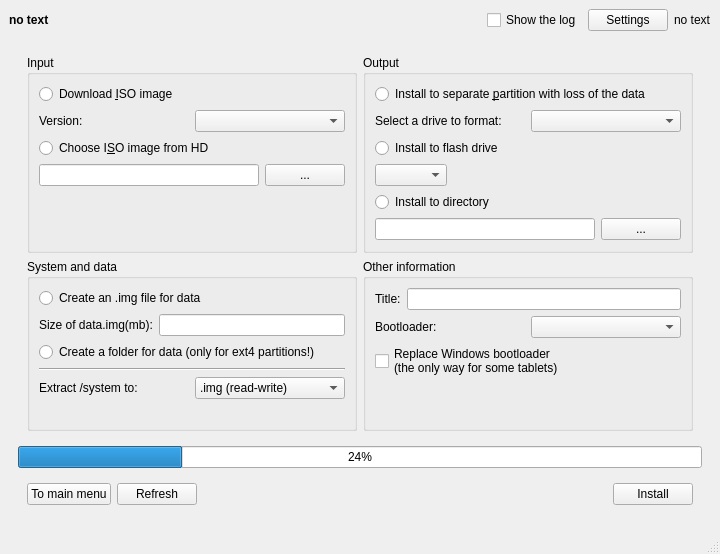
First picture: the form in window.ui, repository YourDroid/YourDroid, before the edit.
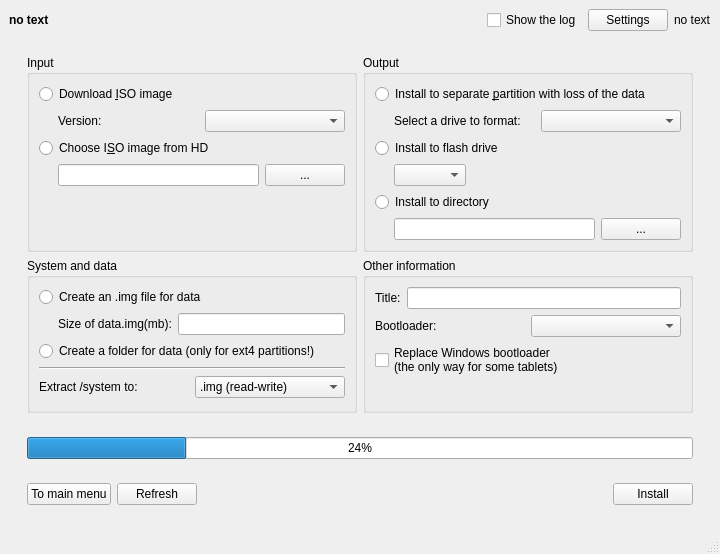
Second picture: the form after the edit. The open tabs and pages were chosen to show the change. Icons and pictures are not drawn.

```diff
--- a/window.ui
+++ b/window.ui
@@ -349,57 +349,6 @@
       </widget>
       <widget class="QWidget" name="installPage">
        <layout class="QGridLayout" name="gridLayout_6">
-        <item row="5" column="0">
-         <widget class="QProgressBar" name="progressInstall">
-          <property name="value">
-           <number>24</number>
-          </property>
-         </widget>
-        </item>
-        <item row="6" column="0">
-         <widget class="QWidget" name="buttonsWidgetInstall" native="true">
-          <layout class="QVBoxLayout" name="layout_123">
-           <item>
-            <layout class="QHBoxLayout" name="layout_8">
-             <item>
-              <widget class="QPushButton" name="returnInstallButton">
-               <property name="text">
-                <string>To main menu</string>
-               </property>
-              </widget>
-             </item>
-             <item>
-              <widget class="QPushButton" name="buttonRefreshInstall">
-               <property name="text">
-                <string>Refresh</string>
-               </property>
-              </widget>
-             </item>
-             <item>
-              <spacer name="horizontalSpacer_3">
-               <property name="orientation">
-                <enum>Qt::Horizontal</enum>
-               </property>
-               <property name="sizeHint" stdset="0">
-                <size>
-                 <width>40</width>
-                 <height>20</height>
-                </size>
-               </property>
-              </spacer>
-             </item>
-             <item>
-              <widget class="QPushButton" name="buttonInstallInstall">
-               <property name="text">
-                <string>Install</string>
-               </property>
-              </widget>
-             </item>
-            </layout>
-           </item>
-          </layout>
-         </widget>
-        </item>
         <item row="0" column="0">
          <widget class="QWidget" name="mainWidgetInstall" native="true">
           <layout class="QVBoxLayout" name="verticalLayout_9">
@@ -427,6 +376,22 @@
                 </item>
                 <item row="1" column="0">
                  <layout class="QHBoxLayout" name="horizontalLayout_4">
+                  <item>
+                   <spacer name="horizontalSpacer_9">
+                    <property name="orientation">
+                     <enum>Qt::Horizontal</enum>
+                    </property>
+                    <property name="sizeType">
+                     <enum>QSizePolicy::Fixed</enum>
+                    </property>
+                    <property name="sizeHint" stdset="0">
+                     <size>
+                      <width>19</width>
+                      <height>20</height>
+                     </size>
+                    </property>
+                   </spacer>
+                  </item>
                   <item>
                    <widget class="QLabel" name="labelVersionDown">
                     <property name="text">
@@ -441,6 +406,22 @@
                 </item>
                 <item row="3" column="0">
                  <layout class="QHBoxLayout" name="horizontalLayout_5">
+                  <item>
+                   <spacer name="horizontalSpacer_10">
+                    <property name="orientation">
+                     <enum>Qt::Horizontal</enum>
+                    </property>
+                    <property name="sizeType">
+                     <enum>QSizePolicy::Fixed</enum>
+                    </property>
+                    <property name="sizeHint" stdset="0">
+                     <size>
+                      <width>19</width>
+                      <height>20</height>
+                     </size>
+                    </property>
+                   </spacer>
+                  </item>
                   <item>
                    <widget class="QLineEdit" name="editImageFromDisk"/>
                   </item>
@@ -545,6 +526,22 @@
                 </item>
                 <item>
                  <layout class="QHBoxLayout" name="horizontalLayout_20">
+                  <item>
+                   <spacer name="horizontalSpacer_2">
+                    <property name="orientation">
+                     <enum>Qt::Horizontal</enum>
+                    </property>
+                    <property name="sizeType">
+                     <enum>QSizePolicy::Fixed</enum>
+                    </property>
+                    <property name="sizeHint" stdset="0">
+                     <size>
+                      <width>19</width>
+                      <height>20</height>
+                     </size>
+                    </property>
+                   </spacer>
+                  </item>
                   <item>
                    <widget class="QLabel" name="labelDriveSelect">
                     <property name="text">
@@ -566,6 +563,22 @@
                 </item>
                 <item>
                  <layout class="QHBoxLayout" name="horizontalLayout_18">
+                  <item>
+                   <spacer name="horizontalSpacer_7">
+                    <property name="orientation">
+                     <enum>Qt::Horizontal</enum>
+                    </property>
+                    <property name="sizeType">
+                     <enum>QSizePolicy::Fixed</enum>
+                    </property>
+                    <property name="sizeHint" stdset="0">
+                     <size>
+                      <width>19</width>
+                      <height>20</height>
+                     </size>
+                    </property>
+                   </spacer>
+                  </item>
                   <item>
                    <widget class="QComboBox" name="comboFlashDrivesInstall"/>
                   </item>
@@ -593,6 +606,22 @@
                 </item>
                 <item>
                  <layout class="QHBoxLayout" name="horizontalLayout_6">
+                  <item>
+                   <spacer name="horizontalSpacer_8">
+                    <property name="orientation">
+                     <enum>Qt::Horizontal</enum>
+                    </property>
+                    <property name="sizeType">
+                     <enum>QSizePolicy::Fixed</enum>
+                    </property>
+                    <property name="sizeHint" stdset="0">
+                     <size>
+                      <width>19</width>
+                      <height>20</height>
+                     </size>
+                    </property>
+                   </spacer>
+                  </item>
                   <item>
                    <widget class="QLineEdit" name="editDirForInstall"/>
                   </item>
@@ -636,6 +665,22 @@
                 </item>
                 <item>
                  <layout class="QHBoxLayout" name="horizontalLayoutData">
+                  <item>
+                   <spacer name="horizontalSpacer_11">
+                    <property name="orientation">
+                     <enum>Qt::Horizontal</enum>
+                    </property>
+                    <property name="sizeType">
+                     <enum>QSizePolicy::Fixed</enum>
+                    </property>
+                    <property name="sizeHint" stdset="0">
+                     <size>
+                      <width>19</width>
+                      <height>20</height>
+                     </size>
+                    </property>
+                   </spacer>
+                  </item>
                   <item>
                    <widget class="QLabel" name="labelSizeDataInstall">
                     <property name="text">
@@ -708,6 +753,63 @@
           </layout>
          </widget>
         </item>
+        <item row="7" column="0">
+         <widget class="QWidget" name="buttonsWidgetInstall" native="true">
+          <layout class="QVBoxLayout" name="layout_123">
+           <item>
+            <layout class="QHBoxLayout" name="layout_8">
+             <item>
+              <widget class="QPushButton" name="returnInstallButton">
+               <property name="text">
+                <string>To main menu</string>
+               </property>
+              </widget>
+             </item>
+             <item>
+              <widget class="QPushButton" name="buttonRefreshInstall">
+               <property name="text">
+                <string>Refresh</string>
+               </property>
+              </widget>
+             </item>
+             <item>
+              <spacer name="horizontalSpacer_3">
+               <property name="orientation">
+                <enum>Qt::Horizontal</enum>
+               </property>
+               <property name="sizeHint" stdset="0">
+                <size>
+                 <width>40</width>
+                 <height>20</height>
+                </size>
+               </property>
+              </spacer>
+             </item>
+             <item>
+              <widget class="QPushButton" name="buttonInstallInstall">
+               <property name="text">
+                <string>Install</string>
+               </property>
+              </widget>
+             </item>
+            </layout>
+           </item>
+          </layout>
+         </widget>
+        </item>
+        <item row="2" column="0">
+         <widget class="QWidget" name="progressWidget" native="true">
+          <layout class="QHBoxLayout" name="horizontalLayout_10">
+           <item>
+            <widget class="QProgressBar" name="progressInstall">
+             <property name="value">
+              <number>24</number>
+             </property>
+            </widget>
+           </item>
+          </layout>
+         </widget>
+        </item>
        </layout>
       </widget>
       <widget class="QWidget" name="aboutPage">
```
Left out of the diff: 38 changed lines with no effect on the pictures.
